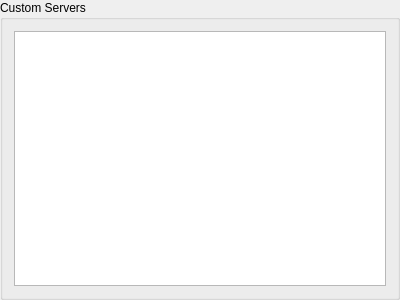
First picture: the form in src/gui/cfgcustomservers.ui, repository Destroyerrrocket/doomseeker-unofficial, before the edit.
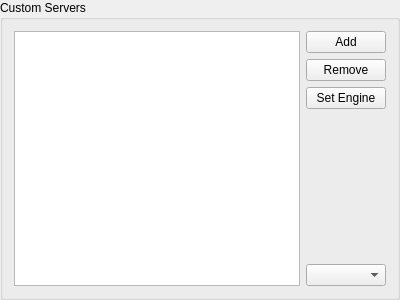
Second picture: the form after the edit.

Patch:
```diff
--- a/src/gui/cfgcustomservers.ui
+++ b/src/gui/cfgcustomservers.ui
@@ -15,7 +15,7 @@
   <property name="title" >
    <string>Custom Servers</string>
   </property>
-  <layout class="QVBoxLayout" name="verticalLayout" >
+  <layout class="QHBoxLayout" name="horizontalLayout" >
    <item>
     <widget class="QTableView" name="tvServers" >
      <property name="selectionMode" >
@@ -26,6 +26,50 @@
      </property>
     </widget>
    </item>
+   <item>
+    <layout class="QVBoxLayout" name="verticalLayout" >
+     <item>
+      <widget class="QPushButton" name="btnAdd" >
+       <property name="text" >
+        <string>Add</string>
+       </property>
+      </widget>
+     </item>
+     <item>
+      <widget class="QPushButton" name="btnRemove" >
+       <property name="text" >
+        <string>Remove</string>
+       </property>
+      </widget>
+     </item>
+     <item>
+      <widget class="QPushButton" name="btnSetEngine" >
+       <property name="toolTip" >
+        <string>Changes engine on selected servers.</string>
+       </property>
+       <property name="text" >
+        <string>Set Engine</string>
+       </property>
+      </widget>
+     </item>
+     <item>
+      <spacer name="verticalSpacer" >
+       <property name="orientation" >
+        <enum>Qt::Vertical</enum>
+       </property>
+       <property name="sizeHint" stdset="0" >
+        <size>
+         <width>20</width>
+         <height>40</height>
+        </size>
+       </property>
+      </spacer>
+     </item>
+     <item>
+      <widget class="QComboBox" name="cboEngines" />
+     </item>
+    </layout>
+   </item>
   </layout>
  </widget>
  <resources/>
```
Left out of the diff: 6 changed lines with no effect on the pictures.
